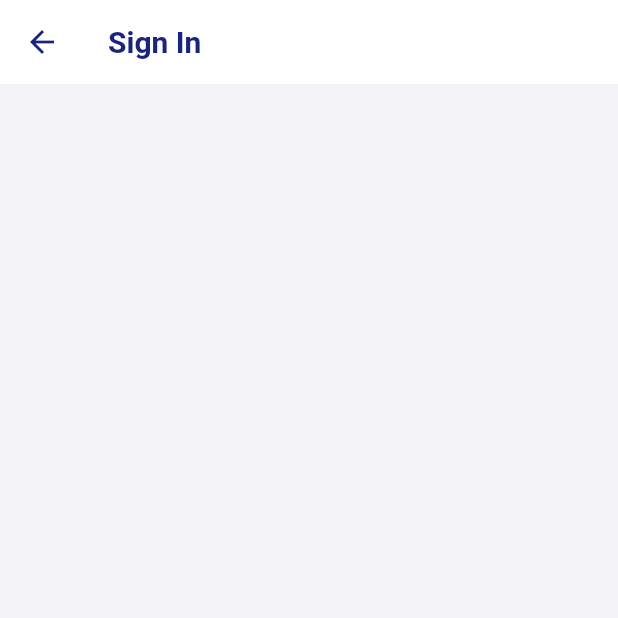
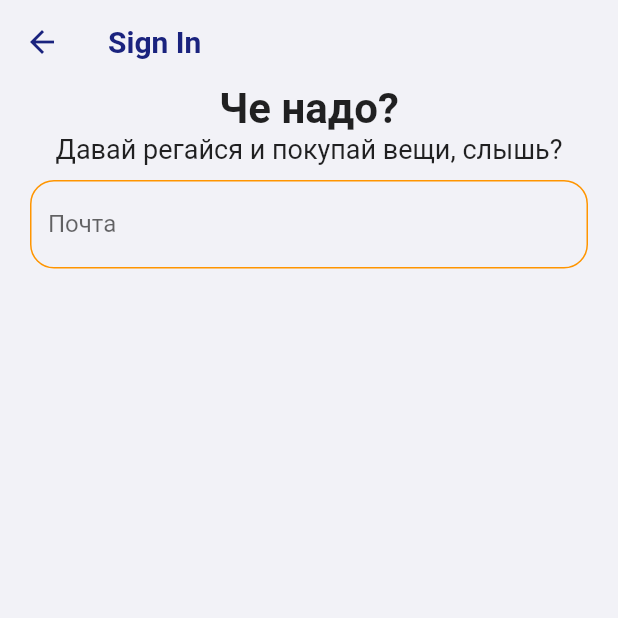
Before and after one commit to toligrimm/ecom, a Flutter app: the screen it shows after launch, after a tap on the "person" icon, on a phone screen of 412 x 824 dp, the top half of it. Run offline on Flutter 3.47's test engine with Material 2 defaults, Android fonts, the phone set to English and light mode, and no system bars.

```diff
--- a/lib/main.dart
+++ b/lib/main.dart
@@ -15,7 +15,7 @@ class Ecommerce extends StatelessWidget {
         home: const HomePage(),
       theme: ThemeData(
         appBarTheme: AppBarTheme(
-          color: CupertinoColors.systemBackground,
+          color: CupertinoColors.secondarySystemBackground,
           elevation: 0,
           iconTheme: IconThemeData(color: Colors.indigo[900]),
           titleTextStyle: TextStyle(color: Colors.indigo[900], fontSize: 20, fontWeight: FontWeight.bold),
--- /dev/null
+++ b/lib/pages/auth/body.dart
@@ -0,0 +1,87 @@
+import 'package:flutter/cupertino.dart';
+import 'package:flutter/material.dart';
+
+class Body extends StatefulWidget {
+  const Body({Key? key}) : super(key: key);
+
+  @override
+  State<Body> createState() => _BodyState();
+}
+
+class _BodyState extends State<Body> {
+  @override
+  Widget build(BuildContext context) {
+    return SafeArea(
+      child: SizedBox(
+        width: double.infinity,
+        child: Padding(
+          padding: const EdgeInsets.symmetric(horizontal: 20),
+          child: Column(
+            children: const [
+              Text(
+                'Че надо?',
+                textAlign: TextAlign.center,
+                style: TextStyle(
+                  color: Colors.black87,
+                  fontSize: 28,
+                  fontWeight: FontWeight.bold,
+                ),
+              ),
+              Text(
+                'Давай регайся и покупай вещи, слышь?',
+                textAlign: TextAlign.center,
+                style: TextStyle(
+                  color: Colors.black87,
+                  fontSize: 18,
+                ),
+              ),
+              SignForm(),
+            ],
+          ),
+        ),
+      ),
+    );
+  }
+}
+
+class SignForm extends StatefulWidget {
+  const SignForm({Key? key}) : super(key: key);
+
+  @override
+  State<SignForm> createState() => _SignFormState();
+}
+
+class _SignFormState extends State<SignForm> {
+  @override
+  Widget build(BuildContext context) {
+    return Form(
+      child: Padding(
+        padding: const EdgeInsets.only(top: 10),
+        child: Column(
+          children: [
+            TextFormField(
+              decoration: InputDecoration(
+                labelText: 'Почта',
+                hintText: 'Введи почту',
+                enabledBorder: OutlineInputBorder(
+                    borderRadius: BorderRadius.circular(16),
+                    borderSide: const BorderSide(
+                      color: CupertinoColors.systemOrange,
+                    ),
+                  gapPadding: 10,
+                ),
+                focusedBorder: OutlineInputBorder(
+                  borderRadius: BorderRadius.circular(16),
+                  borderSide: const BorderSide(
+                    color: CupertinoColors.systemOrange,
+                  ),
+                  gapPadding: 10,
+                )
+              ),
+            )
+          ],
+        ),
+      ),
+    );
+  }
+}
--- a/lib/pages/loginpage.dart
+++ b/lib/pages/auth/signinpage.dart
@@ -1,19 +1,16 @@
 import 'package:flutter/material.dart';
+import 'body.dart';
 
-class SigninPage extends StatefulWidget {
+class SigninPage extends StatelessWidget {
   const SigninPage({Key? key}) : super(key: key);
 
-  @override
-  State<SigninPage> createState() => _SigninPageState();
-}
-
-class _SigninPageState extends State<SigninPage> {
   @override
   Widget build(BuildContext context) {
     return Scaffold(
       appBar: AppBar(
         title: const Text('Sign In'),
       ),
+      body: const Body(),
     );
   }
 }
--- a/lib/pages/tshirts.dart
+++ b/lib/pages/catalog/tshirts.dart
@@ -1,4 +1,3 @@
-import 'package:flutter/cupertino.dart';
 import 'package:flutter/material.dart';
 
 
--- a/lib/routes.dart
+++ b/lib/routes.dart
@@ -1,5 +1,5 @@
 import 'package:ecom/pages/homepage.dart';
-import 'package:ecom/pages/loginpage.dart';
+import 'package:ecom/pages/auth/signinpage.dart';
 import 'package:flutter/widgets.dart';
 
 
--- /dev/null
+++ b/lib/size_config.dart
@@ -0,0 +1,30 @@
+import 'package:flutter/material.dart';
+
+class SizeConfig {
+  static late MediaQueryData _mediaQueryData;
+  static late double screenWidth;
+  static late double screenHeight;
+  static double? defaultSize;
+  static Orientation? orientation;
+
+  void init(BuildContext context) {
+    _mediaQueryData = MediaQuery.of(context);
+    screenWidth = _mediaQueryData.size.width;
+    screenHeight = _mediaQueryData.size.height;
+    orientation = _mediaQueryData.orientation;
+  }
+}
+
+// Get the proportionate height as per screen size
+double getProportionateScreenHeight(double inputHeight) {
+  double screenHeight = SizeConfig.screenHeight;
+  // 812 is the layout height that designer use
+  return (inputHeight / 812.0) * screenHeight;
+}
+
+// Get the proportionate height as per screen size
+double getProportionateScreenWidth(double inputWidth) {
+  double screenWidth = SizeConfig.screenWidth;
+  // 375 is the layout width that designer use
+  return (inputWidth / 375.0) * screenWidth;
+}
```
Also changed, not shown: lib/pages/homepage.dart (+7 -7 lines), lib/pages/catalog/accessories.dart (renamed from lib/pages/accessories.dart), lib/pages/catalog/bags.dart (renamed from lib/pages/bags.dart), lib/pages/catalog/coats.dart (renamed from lib/pages/coats.dart), lib/pages/catalog/jeans.dart (renamed from lib/pages/jeans.dart), lib/pages/catalog/shoes.dart (renamed from lib/pages/shoes.dart).
